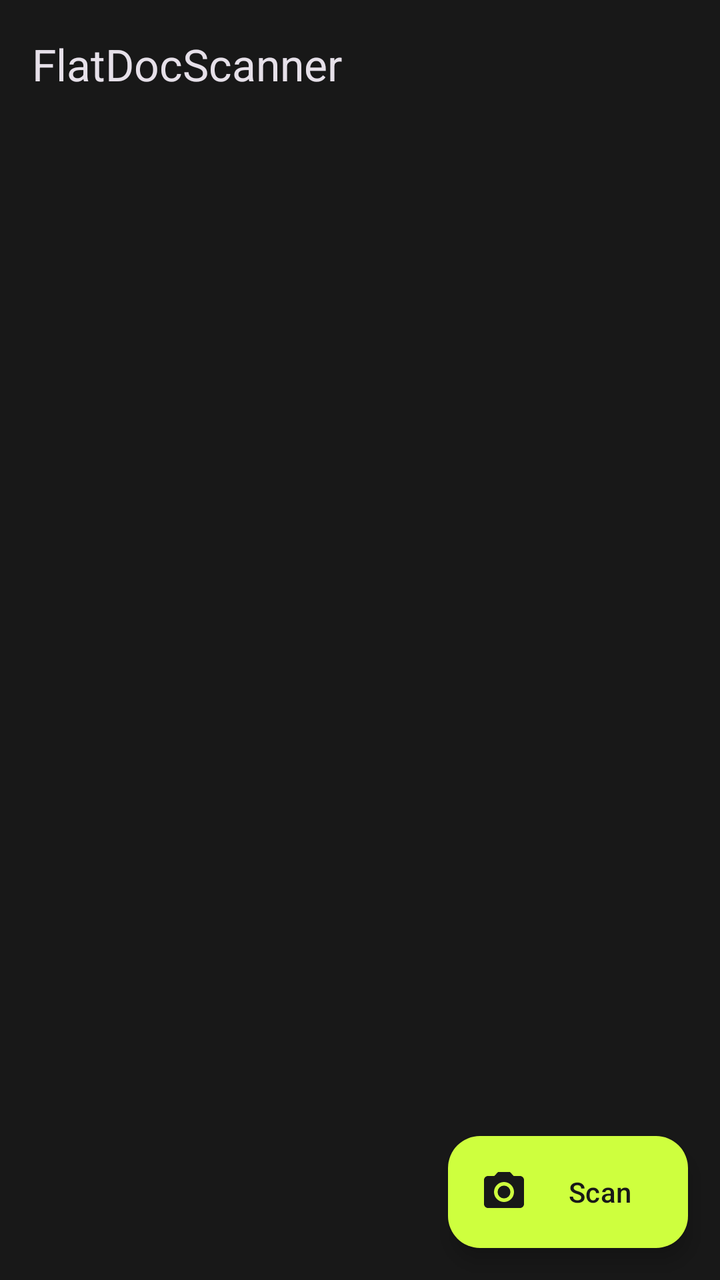
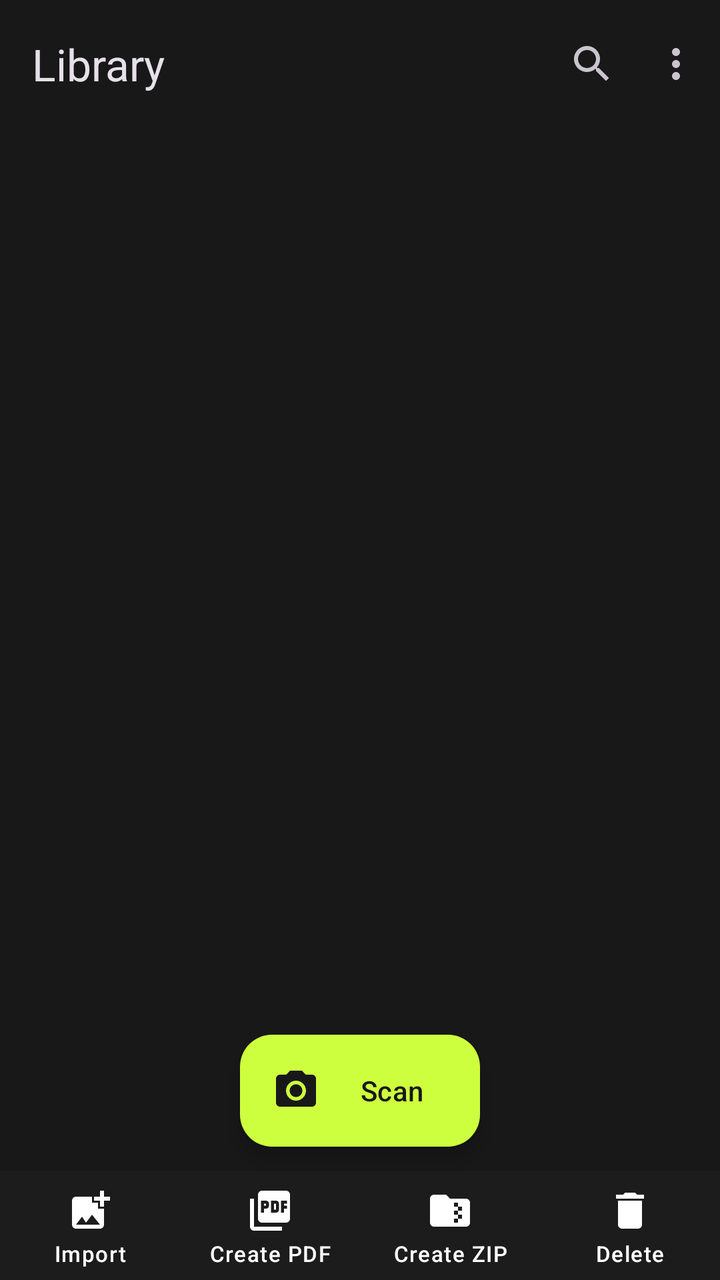

Before-and-after screenshots of an Android layout around one commit, followed by the original layout XML and the change that was made.
<!-- AndroidManifest.xml: application theme Theme.DocScanner -->
<!-- res/layout/activity_main.xml -->
<?xml version="1.0" encoding="utf-8"?>
<androidx.coordinatorlayout.widget.CoordinatorLayout xmlns:android="http://schemas.android.com/apk/res/android"
    xmlns:app="http://schemas.android.com/apk/res-auto"
    android:id="@+id/root"
    android:layout_width="match_parent"
    android:layout_height="match_parent">

    <com.google.android.material.appbar.AppBarLayout
        android:layout_width="match_parent"
        android:layout_height="wrap_content"
        android:fitsSystemWindows="true">

        <com.google.android.material.appbar.MaterialToolbar
            android:id="@+id/toolbar"
            android:layout_width="match_parent"
            android:layout_height="?attr/actionBarSize"
            app:title="@string/app_name" />
    </com.google.android.material.appbar.AppBarLayout>

    <androidx.recyclerview.widget.RecyclerView
        android:id="@+id/list"
        android:layout_width="match_parent"
        android:layout_height="match_parent"
        android:clipToPadding="false"
        android:paddingHorizontal="12dp"
        android:paddingTop="8dp"
        android:paddingBottom="96dp"
        app:layout_behavior="@string/appbar_scrolling_view_behavior" />

    <LinearLayout
        android:id="@+id/empty"
        android:layout_width="match_parent"
        android:layout_height="match_parent"
        android:gravity="center"
        android:orientation="vertical"
        android:padding="32dp"
        android:visibility="gone">

        <TextView
            android:layout_width="wrap_content"
            android:layout_height="wrap_content"
            android:text="@string/empty_title"
            android:textAppearance="?attr/textAppearanceTitleMedium" />

        <TextView
            android:layout_width="wrap_content"
            android:layout_height="wrap_content"
            android:layout_marginTop="8dp"
            android:gravity="center"
            android:text="@string/empty_body"
            android:textAppearance="?attr/textAppearanceBodyMedium" />
    </LinearLayout>

    <com.google.android.material.floatingactionbutton.ExtendedFloatingActionButton
        android:id="@+id/scanButton"
        android:layout_width="wrap_content"
        android:layout_height="wrap_content"
        android:layout_gravity="bottom|end"
        android:layout_margin="16dp"
        android:text="@string/action_scan"
        app:icon="@drawable/ic_camera" />
</androidx.coordinatorlayout.widget.CoordinatorLayout>
<!-- resources referenced by this layout -->
<resources>
  <string name="action_scan">Scan</string>
  <string name="app_name">FlatDocScanner</string>
  <string name="empty_body">Tap Scan to photograph a document. You can add more pages, fix the corners and export a PDF.</string>
  <string name="empty_title">No scans yet</string>
  <color name="accent">#FFCEFF3E</color>
  <color name="on_accent">#FF181818</color>
  <color name="error">#FFFF6B5E</color>
  <color name="on_error">#FF181818</color>
  <color name="background">#FF181818</color>
  <color name="text_primary">#FFFFFFFF</color>
  <color name="surface_lowest">#FF121212</color>
  <color name="surface_low">#FF1C1C1C</color>
  <color name="surface">#FF1F1F1F</color>
  <color name="surface_high">#FF232323</color>
  <color name="outline">#FF3A3A3A</color>
  <color name="divider">#FF232323</color>
  <!-- unchanged entries left out for length: 8 -->
</resources>

<!-- the commit's change to res/layout/activity_main.xml (unified diff, before → after) -->
@@ -14,7 +14,8 @@
             android:id="@+id/toolbar"
             android:layout_width="match_parent"
             android:layout_height="?attr/actionBarSize"
-            app:title="@string/app_name" />
+            app:menu="@menu/library"
+            app:title="@string/library_title" />
     </com.google.android.material.appbar.AppBarLayout>
 
     <androidx.recyclerview.widget.RecyclerView
@@ -22,9 +23,9 @@
         android:layout_width="match_parent"
         android:layout_height="match_parent"
         android:clipToPadding="false"
-        android:paddingHorizontal="12dp"
-        android:paddingTop="8dp"
-        android:paddingBottom="96dp"
+        android:paddingHorizontal="8dp"
+        android:paddingTop="4dp"
+        android:paddingBottom="160dp"
         app:layout_behavior="@string/appbar_scrolling_view_behavior" />
 
     <LinearLayout
@@ -39,7 +40,7 @@
         <TextView
             android:layout_width="wrap_content"
             android:layout_height="wrap_content"
-            android:text="@string/empty_title"
+            android:text="@string/library_empty_title"
             android:textAppearance="?attr/textAppearanceTitleMedium" />
 
         <TextView
@@ -47,16 +48,64 @@
             android:layout_height="wrap_content"
             android:layout_marginTop="8dp"
             android:gravity="center"
-            android:text="@string/empty_body"
+            android:text="@string/library_empty_body"
             android:textAppearance="?attr/textAppearanceBodyMedium" />
     </LinearLayout>
 
-    <com.google.android.material.floatingactionbutton.ExtendedFloatingActionButton
-        android:id="@+id/scanButton"
+    
+    <LinearLayout
+        android:id="@+id/bottom"
+        android:layout_width="match_parent"
+        android:layout_height="wrap_content"
+        android:layout_gravity="bottom"
+        android:orientation="vertical">
+
+        <com.google.android.material.floatingactionbutton.ExtendedFloatingActionButton
+            android:id="@+id/scanButton"
+            android:layout_width="wrap_content"
+            android:layout_height="wrap_content"
+            android:layout_gravity="center_horizontal"
+            android:layout_marginBottom="12dp"
+            android:text="@string/action_scan"
+            app:icon="@drawable/ic_camera" />
+
+        <LinearLayout
+            android:id="@+id/actionBar"
+            android:layout_width="match_parent"
+            android:layout_height="wrap_content"
+            android:background="@color/surface_low"
+            android:orientation="horizontal">
+
+            <TextView
+                android:id="@+id/actionImport"
+                style="@style/Widget.DocScanner.BarAction"
+                android:text="@string/action_import_images"
+                app:drawableTopCompat="@drawable/ic_import" />
+
+            <TextView
+                android:id="@+id/actionPdf"
+                style="@style/Widget.DocScanner.BarAction"
+                android:text="@string/create_pdf"
+                app:drawableTopCompat="@drawable/ic_pdf" />
+
+            <TextView
+                android:id="@+id/actionZip"
+                style="@style/Widget.DocScanner.BarAction"
+                android:text="@string/create_zip"
+                app:drawableTopCompat="@drawable/ic_zip" />
+
+            <TextView
+                android:id="@+id/actionDelete"
+                style="@style/Widget.DocScanner.BarAction"
+                android:text="@string/action_delete"
+                app:drawableTopCompat="@drawable/ic_delete" />
+        </LinearLayout>
+    </LinearLayout>
+
+    <ProgressBar
+        android:id="@+id/progress"
         android:layout_width="wrap_content"
         android:layout_height="wrap_content"
-        android:layout_gravity="bottom|end"
-        android:layout_margin="16dp"
-        android:text="@string/action_scan"
-        app:icon="@drawable/ic_camera" />
+        android:layout_gravity="center"
+        android:visibility="gone" />
 </androidx.coordinatorlayout.widget.CoordinatorLayout>
<!-- resource entries referenced after the edit -->
@@ -1,9 +1,24 @@
 <!-- resources referenced by this layout -->
 <resources>
   <string name="action_scan">Scan</string>
-  <string name="app_name">FlatDocScanner</string>
-  <string name="empty_body">Tap Scan to photograph a document. You can add more pages, fix the corners and export a PDF.</string>
-  <string name="empty_title">No scans yet</string>
+  <string name="create_pdf">Create PDF</string>
+  <string name="create_zip">Create ZIP</string>
+  <string name="library_empty_body">Tap Scan to photograph a document, or Import to scan photos you already have.</string>
+  <string name="library_empty_title">No folders yet</string>
+  <string name="library_title">Library</string>
+  <style name="Widget.DocScanner.BarAction" parent="">
+          <item name="android:layout_width">0dp</item>
+          <item name="android:layout_height">wrap_content</item>
+          <item name="android:layout_weight">1</item>
+          <item name="android:background">?attr/selectableItemBackgroundBorderless</item>
+          <item name="android:drawablePadding">2dp</item>
+          <item name="android:gravity">center</item>
+          <item name="android:paddingTop">8dp</item>
+          <item name="android:paddingBottom">6dp</item>
+          <item name="android:textAppearance">?attr/textAppearanceLabelSmall</item>
+          <item name="android:textColor">@color/bar_action_text</item>
+          <item name="drawableTint">@color/bar_action_text</item>
+      </style>
   <color name="accent">#FFCEFF3E</color>
   <color name="on_accent">#FF181818</color>
   <color name="error">#FFFF6B5E</color>
@@ -12,6 +27,52 @@
   <color name="text_primary">#FFFFFFFF</color>
   <color name="surface_lowest">#FF121212</color>
   <color name="surface_low">#FF1C1C1C</color>
+  <!-- drawable ic_delete (drawable) -->
+  <vector xmlns:android="http://schemas.android.com/apk/res/android"
+      android:width="24dp"
+      android:height="24dp"
+      android:tint="?attr/colorControlNormal"
+      android:viewportWidth="24"
+      android:viewportHeight="24">
+      <path
+          android:fillColor="@android:color/white"
+          android:pathData="M6,19c0,1.1 0.9,2 2,2h8c1.1,0 2,-0.9 2,-2V7H6v12zM19,4h-3.5l-1,-1h-5l-1,1H5v2h14V4z" />
+  </vector>
+  <!-- drawable ic_import (drawable) -->
+  <vector xmlns:android="http://schemas.android.com/apk/res/android"
+      android:width="24dp"
+      android:height="24dp"
+      android:tint="?attr/colorControlNormal"
+      android:viewportWidth="24"
+      android:viewportHeight="24">
+      <path
+          android:fillColor="@android:color/white"
+          android:pathData="M19,7v2.99s-1.99,0.01 -2,0V7h-3s0.01,-1.99 0,-2h3V2h2v3h3v2h-3zM16,11V8h-3V5H5c-1.1,0 -2,0.9 -2,2v12c0,1.1 0.9,2 2,2h12c1.1,0 2,-0.9 2,-2v-8h-3zM5,19l3,-4 2,3 3,-4 4,5H5z" />
+  </vector>
+  <!-- drawable ic_pdf (drawable) -->
+  <vector xmlns:android="http://schemas.android.com/apk/res/android"
+      android:width="24dp"
+      android:height="24dp"
+      android:tint="?attr/colorControlNormal"
+      android:viewportWidth="24"
+      android:viewportHeight="24">
+      <path
+          android:fillColor="@android:color/white"
+          android:pathData="M20,2H8c-1.1,0 -2,0.9 -2,2v12c0,1.1 0.9,2 2,2h12c1.1,0 2,-0.9 2,-2V4c0,-1.1 -0.9,-2 -2,-2zM11.5,9.5c0,0.83 -0.67,1.5 -1.5,1.5H9v2H7.5V7H10c0.83,0 1.5,0.67 1.5,1.5v1zM16.5,11.5c0,0.83 -0.67,1.5 -1.5,1.5h-2.5V7H15c0.83,0 1.5,0.67 1.5,1.5v3zM20.5,8.5H19v1h1.5V11H19v2h-1.5V7h3v1.5zM9,9.5h1v-1H9v1zM4,6H2v14c0,1.1 0.9,2 2,2h14v-2H4V6zM14,11.5h1v-3h-1v3z" />
+  </vector>
+  <!-- drawable ic_zip (drawable) -->
+  <vector xmlns:android="http://schemas.android.com/apk/res/android"
+      android:width="24dp"
+      android:height="24dp"
+      android:tint="?attr/colorControlNormal"
+      android:viewportWidth="24"
+      android:viewportHeight="24">
+      <path
+          android:fillColor="@android:color/white"
+          android:pathData="M20,6h-8l-2,-2H4c-1.1,0 -1.99,0.9 -1.99,2L2,18c0,1.1 0.9,2 2,2h16c1.1,0 2,-0.9 2,-2V8c0,-1.1 -0.9,-2 -2,-2zM18,12h-2v2h2v2h-2v2h-2v-2h2v-2h-2v-2h2v-2h-2V8h2v2h2v2z" />
+  </vector>
+  <string name="action_delete">Delete</string>
+  <string name="action_import_images">Import</string>
   <color name="surface">#FF1F1F1F</color>
   <color name="surface_high">#FF232323</color>
   <color name="outline">#FF3A3A3A</color>
